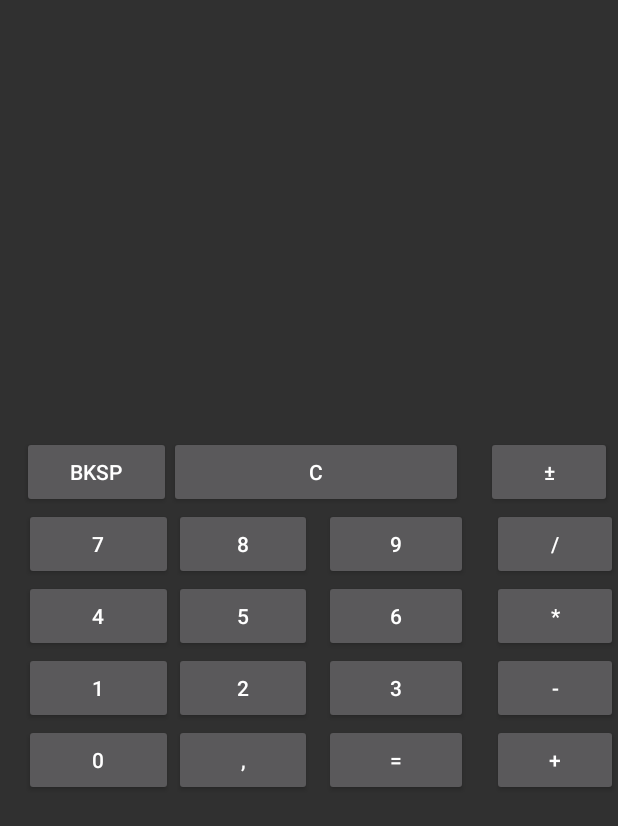
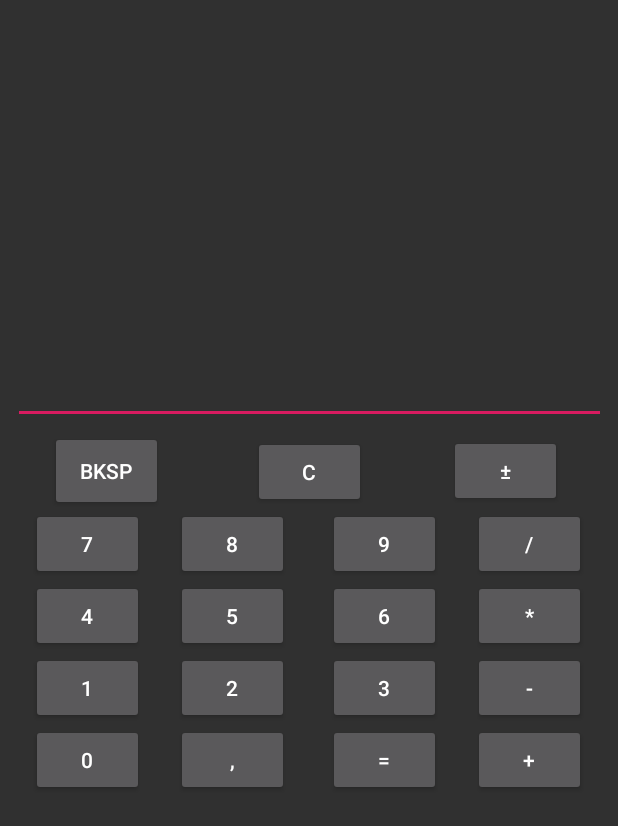
Before and after one commit to iKabacinski/AndroidCalculator, an Android app: the SimpleCalc screen opened directly, with no data from a screen before it, on a phone screen of 412 x 824 dp. Shown: the top 826 px of the screen. Run offline under Robolectric (Android 15) with nearby library versions, the phone set to English and light mode, and no system bars.

Commit message:
Poprawione layouty:

```diff
--- a/app/src/main/java/com/example/mycalculator/SimpleCalc.java
+++ b/app/src/main/java/com/example/mycalculator/SimpleCalc.java
@@ -2,12 +2,149 @@ package com.example.mycalculator;
 
 import android.support.v7.app.AppCompatActivity;
 import android.os.Bundle;
+import android.view.View;
+import android.widget.Button;
+import android.widget.EditText;
 
-public class SimpleCalc extends AppCompatActivity {
+public class SimpleCalc extends AppCompatActivity implements View.OnClickListener {
 
     @Override
     protected void onCreate(Bundle savedInstanceState) {
         super.onCreate(savedInstanceState);
         setContentView(R.layout.activity_simple_calc);
+        Button zeroButton = (Button) findViewById(R.id.zeroButton);
+        zeroButton.setOnClickListener(this);
+
+        Button oneButton = (Button) findViewById(R.id.oneButton);
+        oneButton.setOnClickListener(this);
+
+        Button twoButton = (Button) findViewById(R.id.twoButton);
+        twoButton.setOnClickListener(this);
+
+        Button threeButton = (Button) findViewById(R.id.threeButton);
+        threeButton.setOnClickListener(this);
+
+        Button fourButton = (Button) findViewById(R.id.fourButton);
+        fourButton.setOnClickListener(this);
+
+        Button fiveButton = (Button) findViewById(R.id.fiveButton);
+        fiveButton.setOnClickListener(this);
+
+        Button sixButton = (Button) findViewById(R.id.sixButton);
+        sixButton.setOnClickListener(this);
+
+        Button sevenButton = (Button) findViewById(R.id.sevenButton);
+        sevenButton.setOnClickListener(this);
+
+        Button eightButton = (Button) findViewById(R.id.eightButton);
+        eightButton.setOnClickListener(this);
+
+        Button nineButton = (Button) findViewById(R.id.nineButton);
+        nineButton.setOnClickListener(this);
+
+        Button bkspButton = (Button) findViewById(R.id.bkspButton);
+        bkspButton.setOnClickListener(this);
+
+        Button cButton = (Button) findViewById(R.id.cButton);
+        cButton.setOnClickListener(this);
+
+        Button plusMinusButton = (Button) findViewById(R.id.plusMinusButton);
+        plusMinusButton.setOnClickListener(this);
+
+        Button slashButton = (Button) findViewById(R.id.slashButton);
+        slashButton.setOnClickListener(this);
+
+        Button plusButton = (Button) findViewById(R.id.plusButton);
+        plusButton.setOnClickListener(this);
+
+        Button minusButton = (Button) findViewById(R.id.minusButton);
+        minusButton.setOnClickListener(this);
+
+        Button multipleButton = (Button) findViewById(R.id.multileButton);
+        multipleButton.setOnClickListener(this);
+
+        Button resultButton = (Button) findViewById(R.id.resultButton);
+        resultButton.setOnClickListener(this);
+
+        Button pointButton = (Button) findViewById(R.id.pointButton);
+        pointButton.setOnClickListener(this);
+
+        EditText text = (EditText) findViewById(R.id.text);
+
+
+
+
+
+
+
+
+
+
+    }
+
+    @Override
+    public void onClick(View v) {
+        switch (v.getId()){
+
+            case R.id.zeroButton:{
+                break;
+            }
+            case R.id.oneButton:{
+                break;
+            }
+            case R.id.twoButton:{
+                break;
+            }
+            case R.id.threeButton:{
+                break;
+            }
+            case R.id.fourButton:{
+                break;
+            }
+            case R.id.fiveButton:{
+                break;
+            }
+            case R.id.sixButton:{
+                break;
+            }
+            case R.id.sevenButton:{
+                break;
+            }
+            case R.id.eightButton:{
+                break;
+            }
+            case R.id.nineButton:{
+                break;
+            }
+            case R.id.bkspButton:{
+                break;
+            }
+            case R.id.cButton:{
+                break;
+            }
+            case R.id.plusMinusButton:{
+                break;
+            }
+            case R.id.slashButton:{
+                break;
+            }
+            case R.id.multileButton:{
+                break;
+            }
+            case R.id.minusButton:{
+                break;
+            }
+            case R.id.plusButton:{
+                break;
+            }
+            case R.id.resultButton:{
+                break;
+            }
+            case R.id.pointButton:{
+                break;
+            }
+
+        }
+
     }
 }
--- a/app/src/main/res/layout/activity_simple_calc.xml
+++ b/app/src/main/res/layout/activity_simple_calc.xml
@@ -6,286 +6,301 @@
     android:layout_height="match_parent"
     tools:context=".SimpleCalc">
 
-    <TextView
+    <EditText
         android:id="@+id/text"
-        android:layout_width="0dp"
-        android:layout_height="42dp"
-        android:layout_marginTop="144dp"
-        android:layout_marginBottom="473dp"
+        android:layout_width="395dp"
+        android:layout_height="192dp"
+        android:layout_marginTop="8dp"
+        android:layout_marginBottom="459dp"
         android:textAlignment="textEnd"
         android:textAllCaps="true"
         android:textStyle="bold"
         app:layout_constraintBottom_toBottomOf="parent"
         app:layout_constraintEnd_toEndOf="parent"
-        app:layout_constraintHorizontal_bias="1.0"
+        app:layout_constraintHorizontal_bias="0.5"
         app:layout_constraintStart_toStartOf="parent"
         app:layout_constraintTop_toTopOf="parent" />
 
     <Button
         android:id="@+id/plusMinusButton"
-        android:layout_width="84dp"
+        android:layout_width="75dp"
         android:layout_height="wrap_content"
-        android:layout_marginStart="323dp"
-        android:layout_marginTop="208dp"
-        android:layout_marginEnd="4dp"
-        android:layout_marginBottom="403dp"
+        android:layout_marginStart="277dp"
+        android:layout_marginTop="207dp"
+        android:layout_marginEnd="16dp"
+        android:layout_marginBottom="404dp"
         android:text="±"
         app:layout_constraintBottom_toBottomOf="parent"
         app:layout_constraintEnd_toEndOf="parent"
-        app:layout_constraintHorizontal_bias="1.0"
+        app:layout_constraintStart_toEndOf="@+id/resultButton"
         app:layout_constraintStart_toStartOf="parent"
         app:layout_constraintTop_toTopOf="parent" />
 
     <Button
         android:id="@+id/bkspButton"
-        android:layout_width="99dp"
-        android:layout_height="wrap_content"
-        android:layout_marginStart="14dp"
-        android:layout_marginTop="208dp"
-        android:layout_marginEnd="298dp"
-        android:layout_marginBottom="403dp"
+        android:layout_width="75dp"
+        android:layout_height="53dp"
+        android:layout_marginStart="16dp"
+        android:layout_marginTop="205dp"
+        android:layout_marginEnd="286dp"
+        android:layout_marginBottom="401dp"
         android:text="BKSP"
         app:layout_constraintBottom_toBottomOf="parent"
         app:layout_constraintEnd_toEndOf="parent"
-        app:layout_constraintHorizontal_bias="1.0"
+        app:layout_constraintStart_toEndOf="@+id/oneButton"
         app:layout_constraintStart_toStartOf="parent"
         app:layout_constraintTop_toTopOf="parent" />
 
     <Button
         android:id="@+id/cButton"
-        android:layout_width="196dp"
+        android:layout_width="75dp"
         android:layout_height="wrap_content"
-        android:layout_marginStart="112dp"
         android:layout_marginTop="208dp"
-        android:layout_marginEnd="103dp"
         android:layout_marginBottom="403dp"
         android:text="C"
         app:layout_constraintBottom_toBottomOf="parent"
         app:layout_constraintEnd_toEndOf="parent"
+        app:layout_constraintStart_toEndOf="@+id/pointButton"
         app:layout_constraintStart_toStartOf="parent"
         app:layout_constraintTop_toTopOf="parent" />
 
     <Button
         android:id="@+id/sevenButton"
-        android:layout_width="99dp"
+        android:layout_width="75dp"
         android:layout_height="wrap_content"
         android:layout_marginStart="16dp"
         android:layout_marginTop="256dp"
-        android:layout_marginEnd="298dp"
+        android:layout_marginEnd="311dp"
         android:layout_marginBottom="355dp"
         android:text="7"
         app:layout_constraintBottom_toBottomOf="parent"
         app:layout_constraintEnd_toEndOf="parent"
-        app:layout_constraintHorizontal_bias="0.272"
+        app:layout_constraintStart_toEndOf="@+id/fourButton"
         app:layout_constraintStart_toStartOf="parent"
         app:layout_constraintTop_toTopOf="parent" />
 
     <Button
         android:id="@+id/fourButton"
-        android:layout_width="99dp"
+        android:layout_width="75dp"
         android:layout_height="wrap_content"
         android:layout_marginStart="16dp"
         android:layout_marginTop="304dp"
-        android:layout_marginEnd="298dp"
+        android:layout_marginEnd="311dp"
         android:layout_marginBottom="307dp"
         android:text="4"
         app:layout_constraintBottom_toBottomOf="parent"
         app:layout_constraintEnd_toEndOf="parent"
-        app:layout_constraintHorizontal_bias="0.272"
+        app:layout_constraintStart_toEndOf="@+id/sevenButton"
         app:layout_constraintStart_toStartOf="parent"
         app:layout_constraintTop_toTopOf="parent" />
 
     <Button
         android:id="@+id/oneButton"
-        android:layout_width="99dp"
+        android:layout_width="75dp"
         android:layout_height="wrap_content"
         android:layout_marginStart="16dp"
         android:layout_marginTop="352dp"
-        android:layout_marginEnd="298dp"
+        android:layout_marginEnd="311dp"
         android:layout_marginBottom="259dp"
         android:text="1"
         app:layout_constraintBottom_toBottomOf="parent"
         app:layout_constraintEnd_toEndOf="parent"
-        app:layout_constraintHorizontal_bias="0.272"
+        app:layout_constraintStart_toEndOf="@+id/zeroButton"
         app:layout_constraintStart_toStartOf="parent"
         app:layout_constraintTop_toTopOf="parent" />
 
     <Button
         android:id="@+id/zeroButton"
-        android:layout_width="99dp"
+        android:layout_width="75dp"
         android:layout_height="wrap_content"
         android:layout_marginStart="16dp"
         android:layout_marginTop="400dp"
-        android:layout_marginEnd="298dp"
+        android:layout_marginEnd="311dp"
         android:layout_marginBottom="211dp"
         android:text="0"
         app:layout_constraintBottom_toBottomOf="parent"
         app:layout_constraintEnd_toEndOf="parent"
-        app:layout_constraintHorizontal_bias="0.272"
+        app:layout_constraintStart_toEndOf="@+id/fourButton"
         app:layout_constraintStart_toStartOf="parent"
         app:layout_constraintTop_toTopOf="parent" />
 
     <Button
         android:id="@+id/eightButton"
-        android:layout_width="92dp"
+        android:layout_width="75dp"
         android:layout_height="wrap_content"
-        android:layout_marginStart="115dp"
+        android:layout_marginStart="108dp"
         android:layout_marginTop="256dp"
-        android:layout_marginEnd="204dp"
+        android:layout_marginEnd="210dp"
         android:layout_marginBottom="355dp"
         android:text="8"
         app:layout_constraintBottom_toBottomOf="parent"
         app:layout_constraintEnd_toEndOf="parent"
+        app:layout_constraintStart_toEndOf="@+id/bkspButton"
         app:layout_constraintStart_toStartOf="parent"
         app:layout_constraintTop_toTopOf="parent" />
 
     <Button
         android:id="@+id/fiveButton"
-        android:layout_width="92dp"
+        android:layout_width="75dp"
         android:layout_height="wrap_content"
-        android:layout_marginStart="115dp"
+        android:layout_marginStart="108dp"
         android:layout_marginTop="304dp"
-        android:layout_marginEnd="204dp"
+        android:layout_marginEnd="210dp"
         android:layout_marginBottom="307dp"
         android:text="5"
         app:layout_constraintBottom_toBottomOf="parent"
         app:layout_constraintEnd_toEndOf="parent"
+        app:layout_constraintStart_toEndOf="@+id/eightButton"
         app:layout_constraintStart_toStartOf="parent"
         app:layout_constraintTop_toTopOf="parent" />
 
     <Button
         android:id="@+id/twoButton"
-        android:layout_width="92dp"
+        android:layout_width="75dp"
         android:layout_height="wrap_content"
-        android:layout_marginStart="115dp"
+        android:layout_marginStart="108dp"
         android:layout_marginTop="352dp"
-        android:layout_marginEnd="204dp"
+        android:layout_marginEnd="210dp"
         android:layout_marginBottom="259dp"
         android:text="2"
         app:layout_constraintBottom_toBottomOf="parent"
         app:layout_constraintEnd_toEndOf="parent"
+        app:layout_constraintStart_toEndOf="@+id/fiveButton"
         app:layout_constraintStart_toStartOf="parent"
         app:layout_constraintTop_toTopOf="parent" />
 
     <Button
         android:id="@+id/pointButton"
-        android:layout_width="92dp"
+        android:layout_width="75dp"
         android:layout_height="wrap_content"
-        android:layout_marginStart="115dp"
+        android:layout_marginStart="108dp"
         android:layout_marginTop="400dp"
-        android:layout_marginEnd="204dp"
+        android:layout_marginEnd="210dp"
         android:layout_marginBottom="211dp"
         android:text=","
         app:layout_constraintBottom_toBottomOf="parent"
         app:layout_constraintEnd_toEndOf="parent"
+        app:layout_constraintStart_toEndOf="@+id/twoButton"
         app:layout_constraintStart_toStartOf="parent"
         app:layout_constraintTop_toTopOf="parent" />
 
     <Button
         android:id="@+id/nineButton"
-        android:layout_width="96dp"
+        android:layout_width="75dp"
         android:layout_height="wrap_content"
-        android:layout_marginStart="219dp"
+        android:layout_marginStart="209dp"
         android:layout_marginTop="256dp"
-        android:layout_marginEnd="104dp"
+        android:layout_marginEnd="109dp"
         android:layout_marginBottom="355dp"
         android:text="9"
         app:layout_constraintBottom_toBottomOf="parent"
         app:layout_constraintEnd_toEndOf="parent"
+        app:layout_constraintStart_toEndOf="@+id/cButton"
         app:layout_constraintStart_toStartOf="parent"
         app:layout_constraintTop_toTopOf="parent" />
 
     <Button
         android:id="@+id/sixButton"
-        android:layout_width="96dp"
+        android:layout_width="75dp"
         android:layout_height="wrap_content"
-        android:layout_marginStart="219dp"
+        android:layout_marginStart="209dp"
         android:layout_marginTop="304dp"
-        android:layout_marginEnd="104dp"
+        android:layout_marginEnd="109dp"
         android:layout_marginBottom="307dp"
         android:text="6"
         app:layout_constraintBottom_toBottomOf="parent"
         app:layout_constraintEnd_toEndOf="parent"
+        app:layout_constraintStart_toEndOf="@+id/nineButton"
         app:layout_constraintStart_toStartOf="parent"
         app:layout_constraintTop_toTopOf="parent" />
 
     <Button
         android:id="@+id/threeButton"
-        android:layout_width="96dp"
+        android:layout_width="75dp"
         android:layout_height="wrap_content"
-        android:layout_marginStart="219dp"
+        android:layout_marginStart="209dp"
         android:layout_marginTop="352dp"
-        android:layout_marginEnd="104dp"
+        android:layout_marginEnd="109dp"
         android:layout_marginBottom="259dp"
         android:text="3"
         app:layout_constraintBottom_toBottomOf="parent"
         app:layout_constraintEnd_toEndOf="parent"
+        app:layout_constraintStart_toEndOf="@+id/sixButton"
         app:layout_constraintStart_toStartOf="parent"
         app:layout_constraintTop_toTopOf="parent" />
 
     <Button
         android:id="@+id/resultButton"
-        android:layout_width="96dp"
+        android:layout_width="75dp"
         android:layout_height="wrap_content"
-        android:layout_marginStart="219dp"
+        android:layout_marginStart="209dp"
         android:layout_marginTop="400dp"
-        android:layout_marginEnd="104dp"
+        android:layout_marginEnd="109dp"
         android:layout_marginBottom="211dp"
         android:text="="
         app:layout_constraintBottom_toBottomOf="parent"
         app:layout_constraintEnd_toEndOf="parent"
+        app:layout_constraintStart_toEndOf="@+id/threeButton"
         app:layout_constraintStart_toStartOf="parent"
         app:layout_constraintTop_toTopOf="parent" />
 
     <Button
         android:id="@+id/slashButton"
-        android:layout_width="84dp"
+        android:layout_width="75dp"
         android:layout_height="wrap_content"
-        android:layout_marginStart="327dp"
+        android:layout_marginStart="310dp"
         android:layout_marginTop="256dp"
+        android:layout_marginEnd="16dp"
         android:layout_marginBottom="355dp"
         android:text="/"
         app:layout_constraintBottom_toBottomOf="parent"
         app:layout_constraintEnd_toEndOf="parent"
+        app:layout_constraintStart_toEndOf="@+id/plusMinusButton"
         app:layout_constraintStart_toStartOf="parent"
         app:layout_constraintTop_toTopOf="parent" />
 
     <Button
         android:id="@+id/multileButton"
-        android:layout_width="84dp"
+        android:layout_width="75dp"
         android:layout_height="wrap_content"
-        android:layout_marginStart="327dp"
+        android:layout_marginStart="310dp"
         android:layout_marginTop="304dp"
+        android:layout_marginEnd="16dp"
         android:layout_marginBottom="307dp"
         android:text="*"
         app:layout_constraintBottom_toBottomOf="parent"
         app:layout_constraintEnd_toEndOf="parent"
+        app:layout_constraintStart_toEndOf="@+id/slashButton"
         app:layout_constraintStart_toStartOf="parent"
         app:layout_constraintTop_toTopOf="parent" />
 
     <Button
         android:id="@+id/minusButton"
-        android:layout_width="84dp"
+        android:layout_width="75dp"
         android:layout_height="wrap_content"
-        android:layout_marginStart="327dp"
+        android:layout_marginStart="310dp"
         android:layout_marginTop="352dp"
+        android:layout_marginEnd="16dp"
         android:layout_marginBottom="259dp"
         android:text="-"
         app:layout_constraintBottom_toBottomOf="parent"
         app:layout_constraintEnd_toEndOf="parent"
+        app:layout_constraintStart_toEndOf="@+id/multileButton"
         app:layout_constraintStart_toStartOf="parent"
         app:layout_constraintTop_toTopOf="parent" />
 
     <Button
         android:id="@+id/plusButton"
-        android:layout_width="84dp"
+        android:layout_width="75dp"
         android:layout_height="wrap_content"
-        android:layout_marginStart="327dp"
+        android:layout_marginStart="310dp"
         android:layout_marginTop="400dp"
+        android:layout_marginEnd="16dp"
         android:layout_marginBottom="211dp"
         android:text="+"
         app:layout_constraintBottom_toBottomOf="parent"
         app:layout_constraintEnd_toEndOf="parent"
+        app:layout_constraintStart_toEndOf="@+id/minusButton"
         app:layout_constraintStart_toStartOf="parent"
         app:layout_constraintTop_toTopOf="parent" />
 
```
Also changed, not shown: app/src/main/res/layout-land/activity_main.xml (+22 -22 lines).
